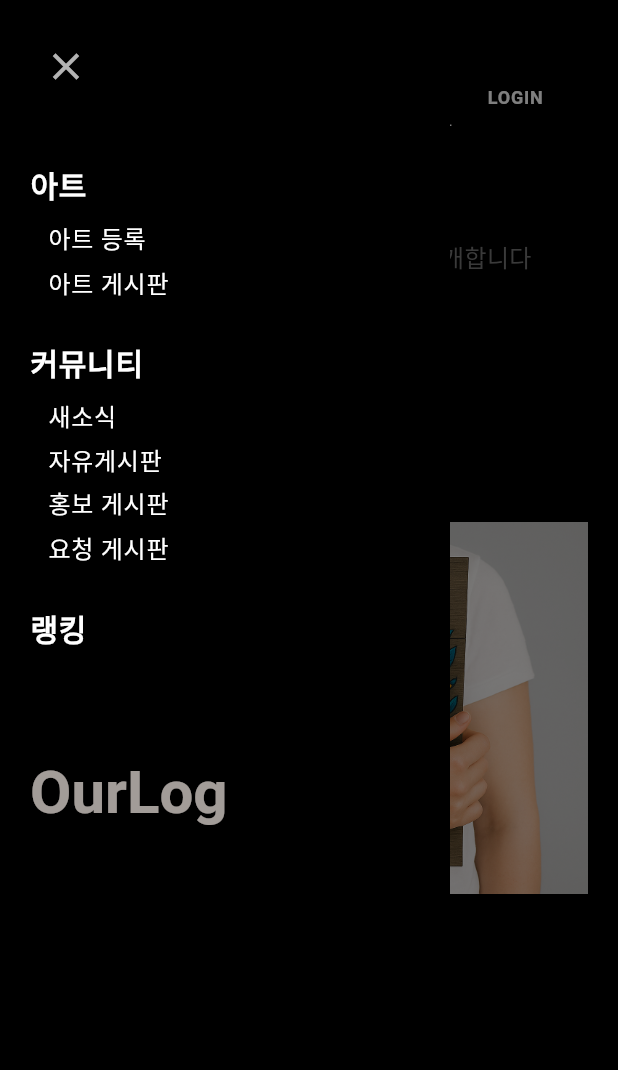
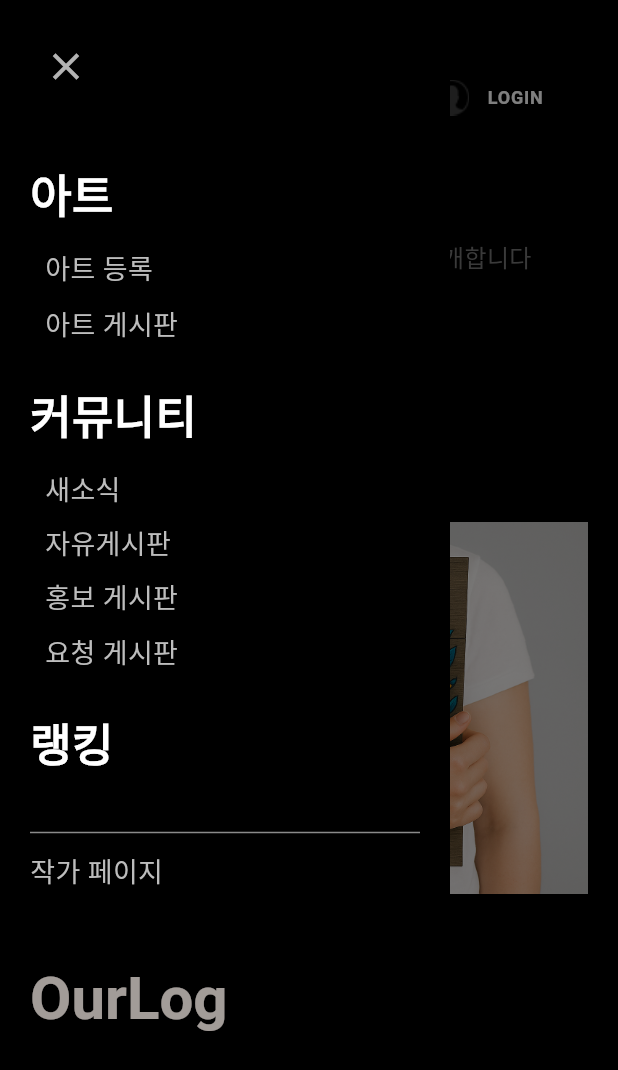
Before and after one commit to itstudyproject/ourlog_flutter, a Flutter app: the screen it shows after launch, scrolled down 576 dp, after a tap on the "menu" icon, on a phone screen of 412 x 824 dp. Shown: the top 1070 px of the screen. Run offline on Flutter 3.47's test engine with Material 3 defaults, Android fonts, the phone set to English and light mode, and no system bars; our stand-ins replace image_picker, shared_preferences; missing offline and left inert: sendbird_chat_sdk; accounts and stored records are empty; network calls fail.

Commit message:
250528_01

```diff
--- a/lib/models/post.dart
+++ b/lib/models/post.dart
@@ -101,7 +101,7 @@ class Post {
   }
 
   String getImageUrl() {
-    const String baseUrl = "http://10.100.204.171:8080/ourlog";
+    const String baseUrl = "http://10.100.204.47:8080/ourlog";
 
     if (pictureDTOList != null && pictureDTOList!.isNotEmpty) {
       final picData = pictureDTOList![0];
--- a/lib/providers/auth_provider.dart
+++ b/lib/providers/auth_provider.dart
@@ -416,7 +416,7 @@ class AuthProvider extends ChangeNotifier {
       final token = prefs.getString('token');
 
       final response = await http.get(
-        Uri.parse('http://10.100.204.124:8080/ourlog/user/check-admin'),
+        Uri.parse('http://10.100.204.47:8080/ourlog/user/check-admin'),
         headers: {
           'Authorization': 'Bearer $token',
           'Content-Type': 'application/json',
--- a/lib/routes.dart
+++ b/lib/routes.dart
@@ -26,6 +26,7 @@ class AppRoutes {
   static const String profileEdit     = '/mypage/edit';
   static const String accountEdit     = '/mypage/account/edit';
   static const String accountDelete   = '/mypage/account/delete';
+
 
   static const String termscondition   = '/customer/termscondition';
   static const String privacypolicy   = '/customer/privacypolicy';
--- a/lib/screens/art/artRegister_screen.dart
+++ b/lib/screens/art/artRegister_screen.dart
@@ -113,7 +113,7 @@ class ArtRegisterScreen extends StatefulWidget {
 }
 
 class _ArtRegisterScreenState extends State<ArtRegisterScreen> {
-  static const String baseUrl = "http://10.100.204.54:8080/ourlog";
+  static const String baseUrl = "http://10.100.204.47:8080/ourlog";
   final _formKey = GlobalKey<FormState>();
   final _titleController = TextEditingController();
   final _contentController = TextEditingController();
--- a/lib/screens/art/artlist_screen.dart
+++ b/lib/screens/art/artlist_screen.dart
@@ -12,7 +12,7 @@ class ArtListScreen extends StatefulWidget {
 }
 
 class _ArtListScreenState extends State<ArtListScreen> {
-  static const String baseUrl = "http://10.100.204.54:8080/ourlog";
+  static const String baseUrl = "http://10.100.204.47:8080/ourlog";
   static const int artworksPerPage = 15;
 
   List<Post> artworks = [];
--- a/lib/widgets/bulletin_board.dart
+++ b/lib/widgets/bulletin_board.dart
@@ -64,7 +64,7 @@ class _BulletinBoardState extends State<BulletinBoard> {
       final category = entry.key;
       final boardNo = entry.value;
       final url =
-          'http://10.100.204.171:8080/ourlog/post/list?boardNo=$boardNo&size=10&type=t&keyword=';
+          'http://10.100.204.47:8080/ourlog/post/list?boardNo=$boardNo&size=10&type=t&keyword=';
 
       try {
         final response = await http.get(Uri.parse(url));
@@ -90,7 +90,7 @@ class _BulletinBoardState extends State<BulletinBoard> {
                 );
                 if (pic != null) {
                   thumbnail =
-                      'http://10.100.204.171:8080/ourlog/picture/display/${pic['path']}/s_${pic['uuid']}_${pic['picName']}';
+                      'http://10.100.204.47:8080/ourlog/picture/display/${pic['path']}/s_${pic['uuid']}_${pic['picName']}';
                 }
 
                 return PostItem(
--- a/lib/widgets/header.dart
+++ b/lib/widgets/header.dart
@@ -15,6 +15,10 @@ class _HeaderState extends State<Header> with SingleTickerProviderStateMixin {
   late Animation<Offset> _slideAnimation;
   OverlayEntry? _overlayEntry;
 
+  // 예시용 userId, currentUserId, 실제로는 authProvider 등에서 받아오세요
+  final String userId = 'user123';
+  final String currentUserId = 'currentUser456';
+
   @override
   void initState() {
     super.initState();
@@ -25,9 +29,10 @@ class _HeaderState extends State<Header> with SingleTickerProviderStateMixin {
     _slideAnimation = Tween<Offset>(
       begin: const Offset(-1, 0),
       end: Offset.zero,
-    ).animate(
-      CurvedAnimation(parent: _animationController, curve: Curves.easeOut),
-    );
+    ).animate(CurvedAnimation(
+      parent: _animationController,
+      curve: Curves.easeOut,
+    ));
   }
 
   @override
@@ -41,7 +46,12 @@ class _HeaderState extends State<Header> with SingleTickerProviderStateMixin {
   Widget build(BuildContext context) {
     return SizedBox(
       width: MediaQuery.of(context).size.width,
-      child: Column(mainAxisSize: MainAxisSize.min, children: [_buildHeader()]),
+      child: Column(
+        mainAxisSize: MainAxisSize.min,
+        children: [
+          _buildHeader(),
+        ],
+      ),
     );
   }
 
@@ -52,36 +62,36 @@ class _HeaderState extends State<Header> with SingleTickerProviderStateMixin {
       height: 130,
       color: Colors.black.withOpacity(0.9),
       padding: const EdgeInsets.symmetric(horizontal: 50),
-      child: Stack(
+      child: Row(
+        mainAxisSize: MainAxisSize.max,
+        mainAxisAlignment: MainAxisAlignment.spaceBetween,
         children: [
-          // 왼쪽: 햄버거 메뉴 (좌측 끝에 정렬)
-          Align(
-            alignment: Alignment.centerLeft,
-            child: IconButton(
-              icon: const Icon(Icons.menu, color: Colors.white, size: 32),
+          // 왼쪽: 햄버거 메뉴
+          IconButton(
+            icon: const Icon(
+              Icons.menu,
+              color: Colors.white,
+              size: 32,
+            ),
             onPressed: () {
               _showSidebar();
             },
           ),
-          ),
 
-          // 중앙: 로고 (Stack의 중앙에 정렬)
-          Align(
-            alignment: Alignment.center,
-            child: GestureDetector(
+          // 중앙: 로고
+          GestureDetector(
               onTap: () {
                 // 홈으로 이동
                 Navigator.pushReplacementNamed(context, '/');
               },
-              child: Image.asset('assets/images/OurLog.png', height: 55),
-            ),
-          ),
+              child: Image.asset(
+                'assets/images/OurLog.png',
+                height: 55,
+              )),
 
-          // 오른쪽: 검색 및 사용자 메뉴 (우측 끝에 정렬)
-          Align(
-            alignment: Alignment.centerRight,
-            child: LayoutBuilder(
-              builder: (context, constraints) {
+          // 오른쪽: 검색 및 사용자 메뉴
+          Flexible(
+            child: LayoutBuilder(builder: (context, constraints) {
               // 화면이 좁으면 검색창 숨기기
               final bool showSearch = constraints.maxWidth > 300;
 
@@ -107,25 +117,24 @@ class _HeaderState extends State<Header> with SingleTickerProviderStateMixin {
                       width: 160,
                       decoration: const BoxDecoration(
                         border: Border(
-                            bottom: BorderSide(color: Colors.white, width: 1),
+                          bottom: BorderSide(
+                            color: Colors.white,
+                            width: 1,
+                          ),
                         ),
                       ),
                       child: Row(
                         children: [
                           Expanded(
                             child: TextField(
-                                style: const TextStyle(
-                                  color: Colors.white,
-                                  fontSize: 14,
-                                ),
+                              style:
+                              const TextStyle(color: Colors.white, fontSize: 14),
                               decoration: const InputDecoration(
                                 hintText: '검색',
                                 hintStyle: TextStyle(color: Colors.white70),
                                 border: InputBorder.none,
                                 isDense: true,
-                                  contentPadding: EdgeInsets.symmetric(
-                                    vertical: 8,
-                                  ),
+                                contentPadding: EdgeInsets.symmetric(vertical: 8),
                               ),
                             ),
                           ),
@@ -144,8 +153,13 @@ class _HeaderState extends State<Header> with SingleTickerProviderStateMixin {
                   if (authProvider.isLoggedIn) ...[
                     IconButton(
                       icon: Image.asset('assets/images/mypage.png'),
-                        onPressed:
-                            () => Navigator.pushNamed(context, '/mypage'),
+                      onPressed: () => Navigator.pushNamed(context, '/mypage'),
+                    ),
+                  ] else ...[
+                    IconButton(
+                      icon:
+                      Image.asset('assets/images/mypage.png', color: Colors.white24),
+                      onPressed: () => Navigator.pushNamed(context, '/login'),
                     ),
                   ],
 
@@ -174,8 +188,7 @@ class _HeaderState extends State<Header> with SingleTickerProviderStateMixin {
                   ),
                 ],
               );
-              },
-            ),
+            }),
           ),
         ],
       ),
@@ -201,7 +214,9 @@ class _HeaderState extends State<Header> with SingleTickerProviderStateMixin {
               Positioned.fill(
                 child: GestureDetector(
                   onTap: _closeSidebar,
-                  child: Container(color: Colors.black.withOpacity(0.5)),
+                  child: Container(
+                    color: Colors.black.withOpacity(0.5),
+                  ),
                 ),
               ),
 
@@ -227,8 +242,7 @@ class _HeaderState extends State<Header> with SingleTickerProviderStateMixin {
                             children: [
                               // 사이드바 헤더
                               Row(
-                                mainAxisAlignment:
-                                MainAxisAlignment.spaceBetween,
+                                mainAxisAlignment: MainAxisAlignment.spaceBetween,
                                 children: [
                                   IconButton(
                                     icon: const Icon(
@@ -246,28 +260,18 @@ class _HeaderState extends State<Header> with SingleTickerProviderStateMixin {
                               if (authProvider.isLoggedIn) ...[
                                 Row(
                                   children: [
-                                    // 프로필 이미지
                                     const CircleAvatar(
                                       backgroundColor: Colors.grey,
                                       radius: 30,
-                                      child: Icon(
-                                        Icons.person,
-                                        size: 40,
-                                        color: Colors.white,
-                                      ),
+                                      child:
+                                      Icon(Icons.person, size: 40, color: Colors.white),
                                     ),
                                     const SizedBox(width: 16),
-
-                                    // 사용자 정보 (닉네임, 마이페이지 링크)
                                     Column(
-                                      crossAxisAlignment:
-                                      CrossAxisAlignment.start,
+                                      crossAxisAlignment: CrossAxisAlignment.start,
                                       children: [
                                         Text(
-                                          authProvider.userNickname ??
-                                              authProvider.userEmail ??
-                                              '사용자',
-                                          // 닉네임 또는 이메일 표시
+                                          authProvider.userEmail ?? '사용자',
                                           style: const TextStyle(
                                             color: Colors.white,
                                             fontSize: 18,
@@ -278,18 +282,14 @@ class _HeaderState extends State<Header> with SingleTickerProviderStateMixin {
                                         GestureDetector(
                                           onTap: () {
                                             _closeSidebar();
-                                            Navigator.pushNamed(
-                                              context,
-                                              '/mypage',
-                                            );
+                                            Navigator.pushNamed(context, '/mypage');
                                           },
                                           child: const Text(
                                             '마이페이지',
                                             style: TextStyle(
                                               color: Color(0xFF9BCABF),
                                               fontSize: 14,
-                                              decoration:
-                                              TextDecoration.underline,
+                                              decoration: TextDecoration.underline,
                                             ),
                                           ),
                                         ),
@@ -297,53 +297,16 @@ class _HeaderState extends State<Header> with SingleTickerProviderStateMixin {
                                     ),
                                   ],
                                 ),
-                                const SizedBox(height: 16), // 사용자 정보 아래 간격
-                                // 채팅 버튼 추가
-                                GestureDetector(
-                                  onTap: () {
-                                    _closeSidebar(); // 사이드바 닫기
-                                    Navigator.pushNamed(
-                                      context,
-                                      '/chatList',
-                                    ); // 채팅 목록 페이지로 이동 (새로운 라우트 사용)
-                                  },
-                                  child: Container(
-                                    padding: const EdgeInsets.symmetric(
-                                      vertical: 12,
-                                      horizontal: 10,
-                                    ),
-                                    decoration: BoxDecoration(
-                                      color: Colors.white.withOpacity(0.1),
-                                      // 배경색
-                                      borderRadius: BorderRadius.circular(8),
-                                    ),
-                                    child: const Row(
-                                      children: [
-                                        Icon(
-                                          Icons.chat_bubble_outline,
-                                          color: Colors.white70,
-                                          size: 20,
-                                        ),
-                                        // 채팅 아이콘
-                                        SizedBox(width: 10),
-                                        Text(
-                                          '채팅',
-                                          style: TextStyle(
-                                            color: Colors.white,
-                                            fontSize: 16,
-                                          ),
-                                        ),
-                                      ],
-                                    ),
-                                  ),
-                                ),
                                 const SizedBox(height: 32),
                                 const Divider(color: Colors.white24),
                                 const SizedBox(height: 16),
                               ],
 
                               // 아트 섹션
-                              _buildSidebarSection('아트', ['아트 등록', '아트 게시판']),
+                              _buildSidebarSection('아트', [
+                                '아트 등록',
+                                '아트 게시판',
+                              ]),
 
                               // 커뮤니티 섹션
                               _buildSidebarSection('커뮤니티', [
@@ -353,7 +316,7 @@ class _HeaderState extends State<Header> with SingleTickerProviderStateMixin {
                                 '요청 게시판',
                               ]),
 
-                              // 랭킹 섹션
+                              // 랭킹 섹션 (클릭 시 /ranking 으로 이동하도록 처리)
                               _buildSidebarSection('랭킹', []),
 
                               // 마이페이지 섹션 (로그인 시에만 표시)
@@ -376,8 +339,7 @@ class _HeaderState extends State<Header> with SingleTickerProviderStateMixin {
                                   child: Container(
                                     margin: const EdgeInsets.only(top: 20),
                                     child: Column(
-                                      crossAxisAlignment:
-                                      CrossAxisAlignment.start,
+                                      crossAxisAlignment: CrossAxisAlignment.start,
                                       children: [
                                         Row(
                                           children: [
@@ -402,20 +364,38 @@ class _HeaderState extends State<Header> with SingleTickerProviderStateMixin {
                                   ),
                                 ),
 
+                              // 여기에 Divider와 '작가 페이지' 메뉴 추가
+                              const Divider(color: Colors.white54),
+                              GestureDetector(
+                                onTap: () async {
+                                  await _closeSidebar();
+                                  Navigator.pushNamed(context, '/worker', arguments: {
+                                    'userId': userId,
+                                    'currentUserId': currentUserId,
+                                  });
+                                },
+                                child: Padding(
+                                  padding: const EdgeInsets.symmetric(vertical: 5),
+                                  child: Text(
+                                    '작가 페이지',
+                                    style: TextStyle(
+                                      color: Colors.grey[400],
+                                      fontSize: 18,
+                                    ),
+                                  ),
+                                ),
+                              ),
+
                               // 하단 로고
                               Padding(
-                                padding: const EdgeInsets.only(
-                                  top: 40,
-                                  bottom: 70,
-                                ),
+                                padding: const EdgeInsets.only(top: 40, bottom: 70),
                                 child: Opacity(
                                   opacity: 0.7,
                                   child: Text(
                                     'OurLog',
-                                    style: Theme.of(context)
-                                        .textTheme
-                                        .headlineLarge
-                                        ?.copyWith(fontSize: 40),
+                                    style: Theme.of(context).textTheme.headlineLarge?.copyWith(
+                                      fontSize: 40,
+                                    ),
                                   ),
                                 ),
                               ),
@@ -453,57 +433,90 @@ class _HeaderState extends State<Header> with SingleTickerProviderStateMixin {
       crossAxisAlignment: CrossAxisAlignment.start,
       children: [
         GestureDetector(
-          onTap: () async {
-            await _closeSidebar();
+          onTap: () {
+            _closeSidebar();
             if (title == '랭킹') {
               Navigator.pushNamed(context, '/ranking');
-            } else if (title == '마이페이지') {
-              Navigator.pushNamed(context, '/mypage');
             }
+            // 필요한 다른 섹션도 여기서 처리 가능
           },
           child: Text(
             title,
             style: const TextStyle(
               color: Colors.white,
-              fontSize: 20,
+              fontSize: 30,
               fontWeight: FontWeight.bold,
-              letterSpacing: 0.5,
             ),
           ),
         ),
         const SizedBox(height: 10),
-        ...items.map((item) => GestureDetector(
-          onTap: () async {
-            await _closeSidebar();
-            if (item == '아트 등록') {
-              Navigator.pushNamed(context, '/postUpload');
-            } else if (item == '아트 게시판') {
-              Navigator.pushNamed(context, '/artWork');
-            } else if (item == '새소식') {
-              Navigator.pushNamed(context, '/news');
-            } else if (item == '자유게시판') {
-              Navigator.pushNamed(context, '/free');
-            } else if (item == '홍보 게시판') {
-              Navigator.pushNamed(context, '/advertise');
-            } else if (item == '요청 게시판') {
-              Navigator.pushNamed(context, '/request');
-            }
-          },
-          child: Padding(
-            padding: const EdgeInsets.only(left: 12, bottom: 6),
-            child: Text(
-              item,
-              style: const TextStyle(
-                color: Colors.white,
-                fontSize: 16,
-                letterSpacing: 0.5,
+        Padding(
+          padding: const EdgeInsets.only(left: 10),
+          child: Column(
+            crossAxisAlignment: CrossAxisAlignment.start,
+            children: items.map((item) => _buildSidebarItem(item)).toList(),
           ),
         ),
-          ),
-        )),
         const SizedBox(height: 20),
       ],
     );
   }
 
+  Widget _buildSidebarItem(String title) {
+    return Padding(
+      padding: const EdgeInsets.symmetric(vertical: 5),
+      child: GestureDetector(
+        onTap: () {
+          // 해당 메뉴로 이동
+          _closeSidebar();
+
+          // 메뉴 항목에 따른 라우팅 처리
+          switch (title) {
+            case '프로필 관리':
+              Navigator.pushNamed(context, '/mypage/profile');
+              break;
+            case '나의 작품':
+              Navigator.pushNamed(context, '/mypage/works');
+              break;
+            case '좋아요 목록':
+              Navigator.pushNamed(context, '/mypage/likes');
+              break;
+            case '구매 내역':
+              Navigator.pushNamed(context, '/mypage/purchases');
+              break;
+            case '설정':
+              Navigator.pushNamed(context, '/mypage/settings');
+              break;
+            case '아트 등록':
+              Navigator.pushNamed(context, '/art/register');
+              break;
+            case '아트 게시판':
+              Navigator.pushNamed(context, '/art/board');
+              break;
+            case '새소식':
+              Navigator.pushNamed(context, '/community/news');
+              break;
+            case '자유게시판':
+              Navigator.pushNamed(context, '/community/free');
+              break;
+            case '홍보 게시판':
+              Navigator.pushNamed(context, '/community/promo');
+              break;
+            case '요청 게시판':
+              Navigator.pushNamed(context, '/community/request');
+              break;
+            default:
+              break;
           }
+        },
+        child: Text(
+          title,
+          style: TextStyle(
+            color: Colors.grey[400],
+            fontSize: 18,
+          ),
+        ),
+      ),
+    );
+  }
+}
```
Also changed, not shown: lib/main.dart (+9 -0 lines), lib/screens/worker_screen.dart (+88 -41 lines), lib/widgets/artwork_slider.dart (+11 -11 lines). Lines whose indentation alone changed are shown as unchanged.
